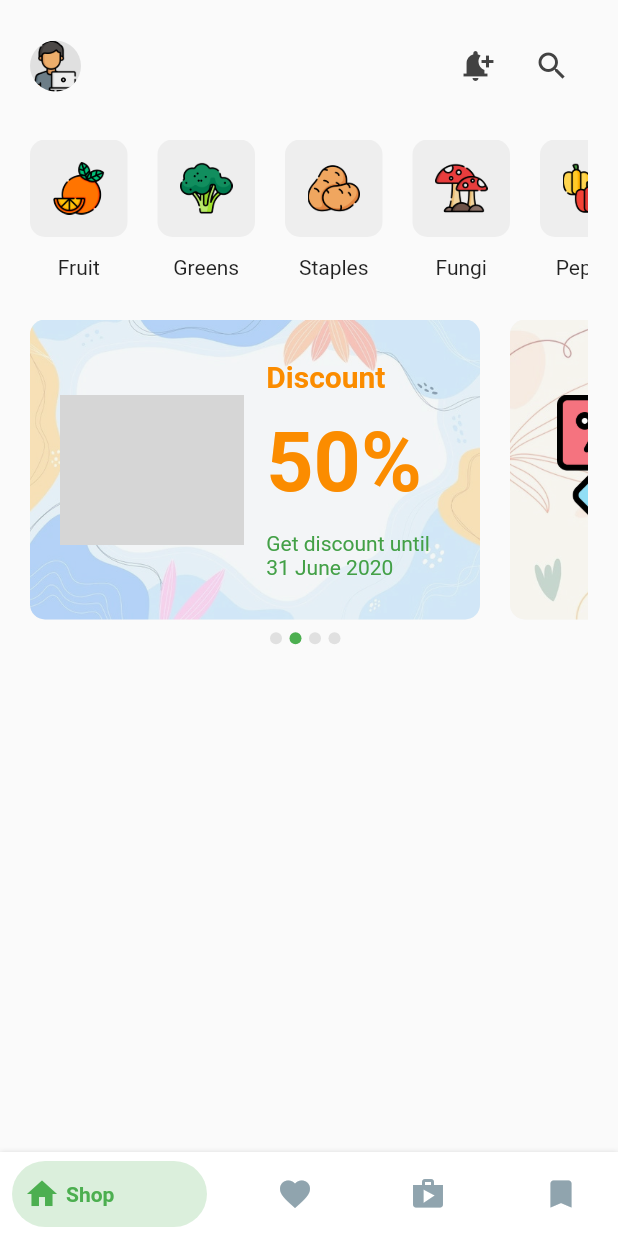
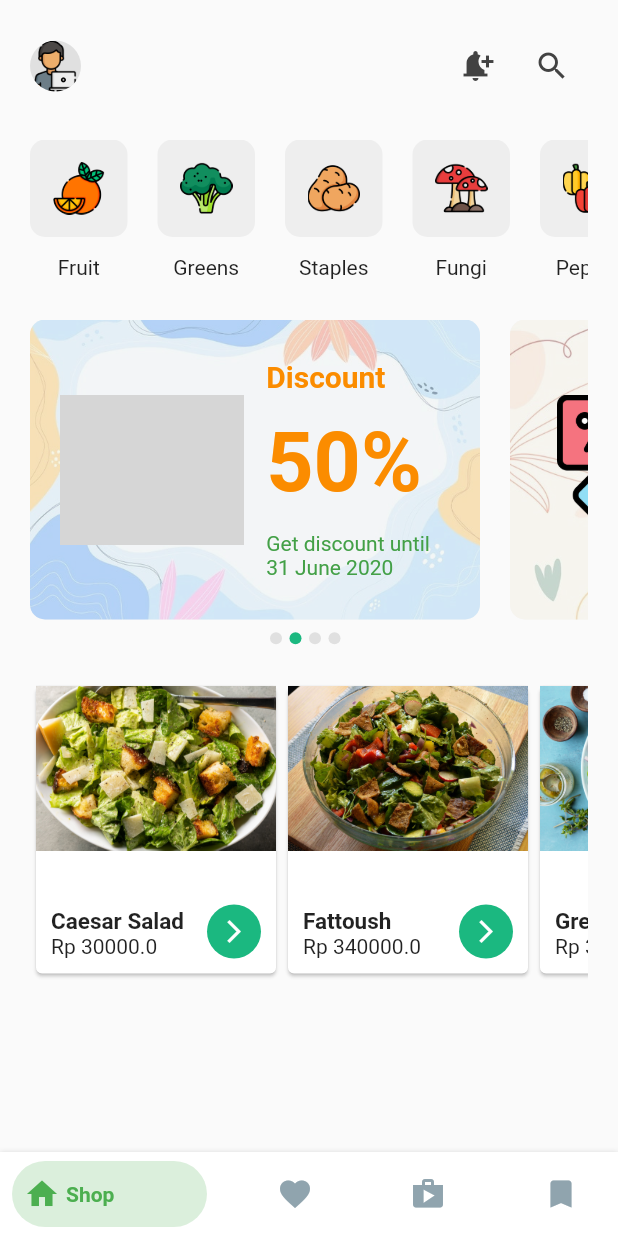
Before and after one commit to jmiryas/vegetable_market_app, a Flutter app: the screen it shows after launch, on a phone screen of 412 x 824 dp. Run offline on Flutter 3.47's test engine with Material 2 defaults, Android fonts, the phone set to English and light mode, and no system bars; drawn by our look-alikes of bottom_navy_bar; our stand-ins replace visibility_detector; grey boxes are pictures that could not be loaded.

Commit message:
Add salad listview

```diff
--- a/lib/data/data.dart
+++ b/lib/data/data.dart
@@ -1,3 +1,5 @@
+import 'package:vegetable_market_app/models/item_model.dart';
+
 import '../models/discount_model.dart';
 import '../models/icon_category_model.dart';
 
@@ -39,3 +41,36 @@ List<DiscountModel> discountList = [
     background: "images/bg4.jpg",
   ),
 ];
+
+List<ItemModel> saladList = [
+  ItemModel(
+    title: "Caesar Salad",
+    price: 30000,
+    image: "images/caesar-salad.jpg",
+  ),
+  ItemModel(
+    title: "Fattoush",
+    price: 340000,
+    image: "images/fattoush.jpg",
+  ),
+  ItemModel(
+    title: "Greek Salad",
+    price: 35000,
+    image: "images/greek-salad.jpeg",
+  ),
+  ItemModel(
+    title: "Leafy Green Salad",
+    price: 24000,
+    image: "images/leafy-green-salad.jpg",
+  ),
+  ItemModel(
+    title: "Nicoise Salad",
+    price: 27000,
+    image: "images/nicoise-salad.jpg",
+  ),
+  ItemModel(
+    title: "Tuna Salad",
+    price: 31000,
+    image: "images/tuna-salad.jpg",
+  ),
+];
--- /dev/null
+++ b/lib/models/item_model.dart
@@ -0,0 +1,11 @@
+class ItemModel {
+  String title;
+  double price;
+  String image;
+
+  ItemModel({
+    required this.title,
+    required this.price,
+    required this.image,
+  });
+}
--- a/lib/screens/shop_screen.dart
+++ b/lib/screens/shop_screen.dart
@@ -19,7 +19,7 @@ class _ShopScreenState extends State<ShopScreen> {
     for (int i = 0; i < discountList.length; i++) {
       discountDots.add(CircleAvatar(
         backgroundColor:
-            currentIndex == i ? Colors.green : Colors.grey.shade300,
+            currentIndex == i ? const Color(0xFF1bb880) : Colors.grey.shade300,
         radius: 4.0,
       ));
 
@@ -209,7 +209,86 @@ class _ShopScreenState extends State<ShopScreen> {
                 mainAxisAlignment: MainAxisAlignment.center,
                 children: buildDiscountDots(_currentDiscountIndex),
               ),
-            )
+            ),
+            const SizedBox(
+              height: 20.0,
+            ),
+            SizedBox(
+              height: 200.0,
+              child: ListView(
+                scrollDirection: Axis.horizontal,
+                children: saladList.asMap().entries.map((item) {
+                  return Card(
+                    child: SizedBox(
+                      width: 160.0,
+                      height: 200.0,
+                      child: Column(
+                        children: [
+                          Container(
+                            width: 160.0,
+                            height: 110.0,
+                            decoration: BoxDecoration(
+                                color: Colors.grey.shade200,
+                                image: DecorationImage(
+                                  fit: BoxFit.cover,
+                                  image: AssetImage(
+                                    item.value.image,
+                                  ),
+                                )),
+                          ),
+                          Expanded(
+                              child: Padding(
+                            padding: const EdgeInsets.all(10.0),
+                            child: Expanded(
+                              child: Row(
+                                mainAxisAlignment:
+                                    MainAxisAlignment.spaceBetween,
+                                crossAxisAlignment: CrossAxisAlignment.end,
+                                children: [
+                                  Expanded(
+                                    child: Column(
+                                      mainAxisAlignment: MainAxisAlignment.end,
+                                      crossAxisAlignment:
+                                          CrossAxisAlignment.start,
+                                      children: [
+                                        Text(
+                                          item.value.title,
+                                          overflow: TextOverflow.ellipsis,
+                                          style: const TextStyle(
+                                            fontSize: 15.0,
+                                            fontWeight: FontWeight.bold,
+                                          ),
+                                        ),
+                                        Text("Rp ${item.value.price}"),
+                                      ],
+                                    ),
+                                  ),
+                                  CircleAvatar(
+                                    radius: 18.0,
+                                    backgroundColor: const Color(0xFF1bb880),
+                                    child: IconButton(
+                                      onPressed: () {},
+                                      icon: const Icon(
+                                        Icons.arrow_forward_ios,
+                                        size: 18.0,
+                                        color: Colors.white,
+                                      ),
+                                    ),
+                                  )
+                                ],
+                              ),
+                            ),
+                          ))
+                        ],
+                      ),
+                    ),
+                  );
+                }).toList(),
+              ),
+            ),
+            const SizedBox(
+              height: 20.0,
+            ),
           ],
         ),
       ),
```
